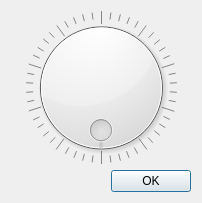
The window that aboutdialog.ui (leidensj/BKVale) describes before a commit, drawn with Qt 5.
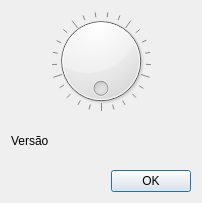
The same window after the commit.

```diff
--- a/aboutdialog.ui
+++ b/aboutdialog.ui
@@ -24,6 +24,13 @@
      </property>
     </widget>
    </item>
+   <item>
+    <widget class="QLabel" name="lblVersion">
+     <property name="text">
+      <string>Versão</string>
+     </property>
+    </widget>
+   </item>
    <item>
     <widget class="QDialogButtonBox" name="buttonBox">
      <property name="orientation">
```
